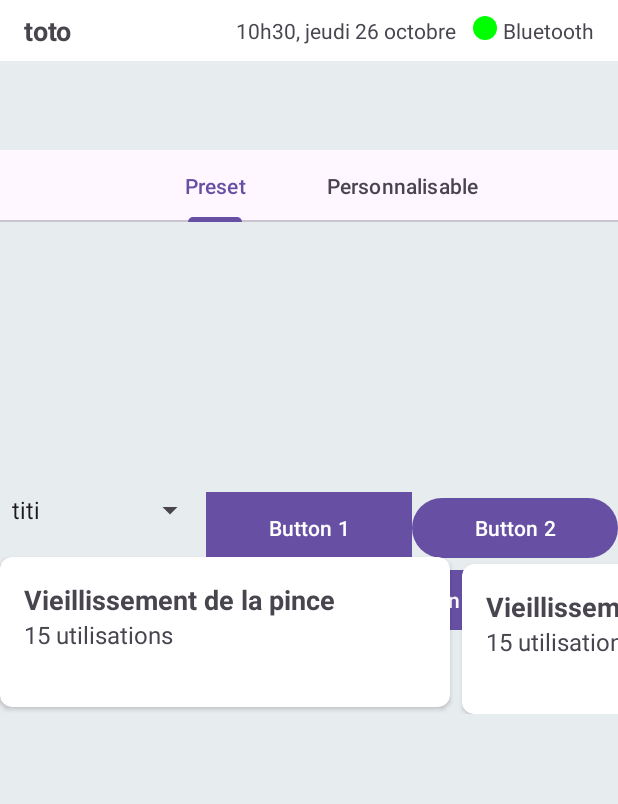
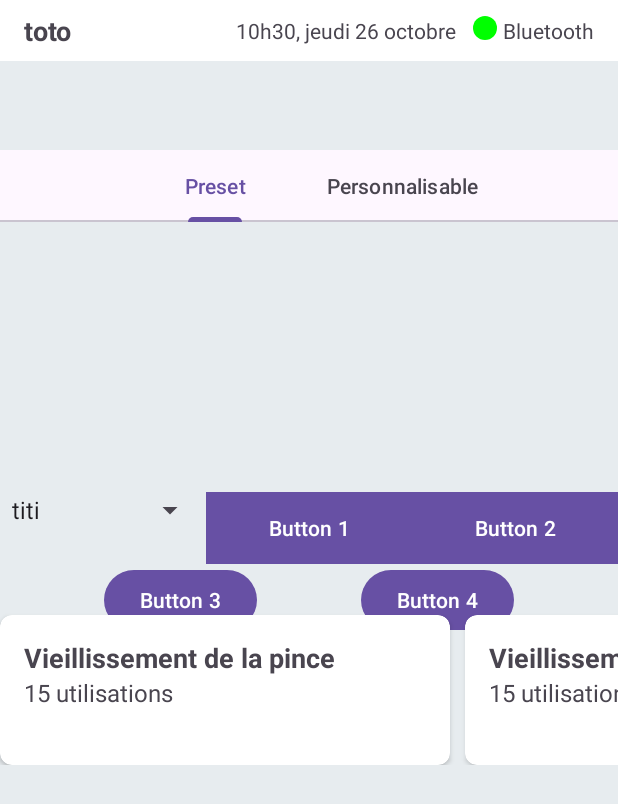
Before and after one commit to Maeva-B/Pince, an Android app: the screen it shows after launch (MainActivity), on a phone screen of 412 x 824 dp. Shown: the top 804 px of the screen. Run offline under Robolectric (Android 15) with nearby library versions, the phone set to English and light mode, and no system bars.

Commit message:
quick corrections

```diff
--- a/app/src/main/res/layout/activity_main.xml
+++ b/app/src/main/res/layout/activity_main.xml
@@ -131,7 +131,7 @@
                 android:id="@+id/presetButton1"
                 android:layout_width="0dp"
                 android:layout_height="wrap_content"
-                android:background="@color/primary_gray"
+                android:background="@color/yellow"
                 android:text="Button 1"
                 app:layout_constraintBottom_toBottomOf="parent"
                 app:layout_constraintEnd_toStartOf="@id/presetButton2"
@@ -144,6 +144,7 @@
                 android:layout_width="0dp"
                 android:layout_height="wrap_content"
                 android:text="Button 2"
+                android:background="@color/red"
                 app:layout_constraintBottom_toBottomOf="parent"
                 app:layout_constraintEnd_toEndOf="parent"
                 app:layout_constraintStart_toEndOf="@id/presetButton1"
@@ -186,6 +187,7 @@
     <LinearLayout
         android:layout_width="wrap_content"
         android:layout_height="wrap_content"
+        android:layout_marginTop="400dp"
         android:orientation="horizontal"
         app:layout_constraintEnd_toEndOf="parent"
         app:layout_constraintHorizontal_bias="0.5"
@@ -196,8 +198,8 @@
             android:id="@+id/cardView1"
             android:layout_width="300dp"
             android:layout_height="100dp"
-            android:layout_marginTop="371dp"
-            android:layout_marginEnd="8dp"
+            android:layout_marginTop="10dp"
+            android:layout_marginEnd="10dp"
             app:cardCornerRadius="8dp"
             tools:ignore="MissingConstraints">
 
@@ -229,8 +231,8 @@
             android:id="@+id/cardView2"
             android:layout_width="300dp"
             android:layout_height="100dp"
-            android:layout_marginTop="376dp"
-            android:layout_marginEnd="500dp"
+            android:layout_marginTop="10dp"
+            android:layout_marginEnd="10dp"
             app:cardCornerRadius="8dp"
             tools:ignore="MissingConstraints">
 
--- a/app/src/main/res/values/colors.xml
+++ b/app/src/main/res/values/colors.xml
@@ -3,4 +3,6 @@
     <color name="black">#FF000000</color>
     <color name="white">#FFFFFFFF</color>
     <color name="primary_gray">#E7ECEF</color>
+    <color name="yellow">#FFD966</color>
+    <color name="red">#FF4C4C</color>
 </resources>
```
